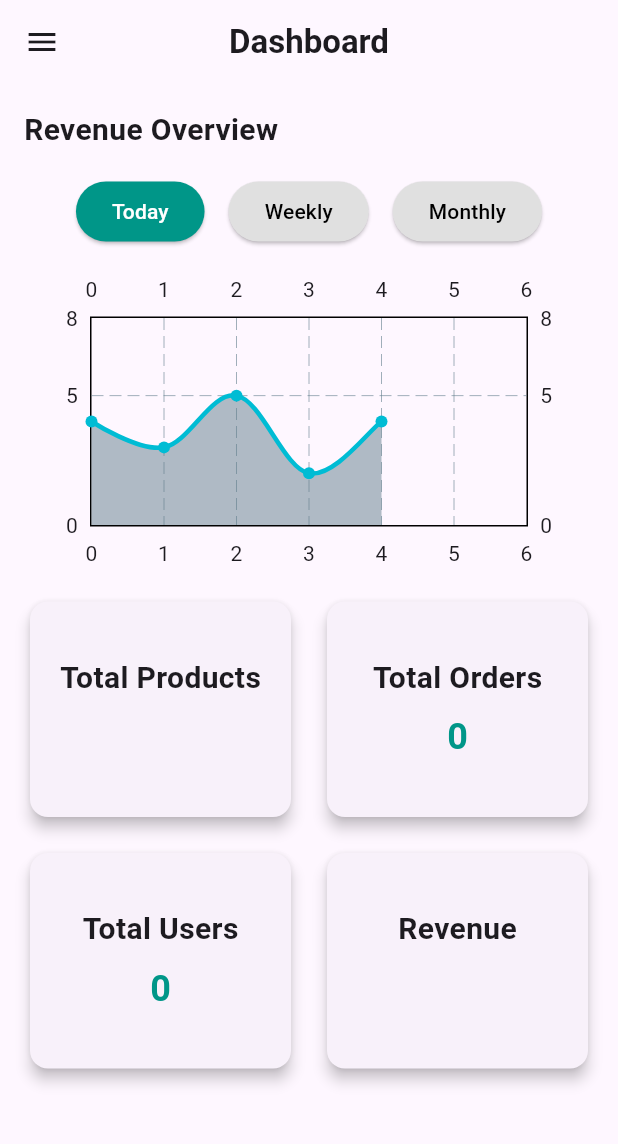
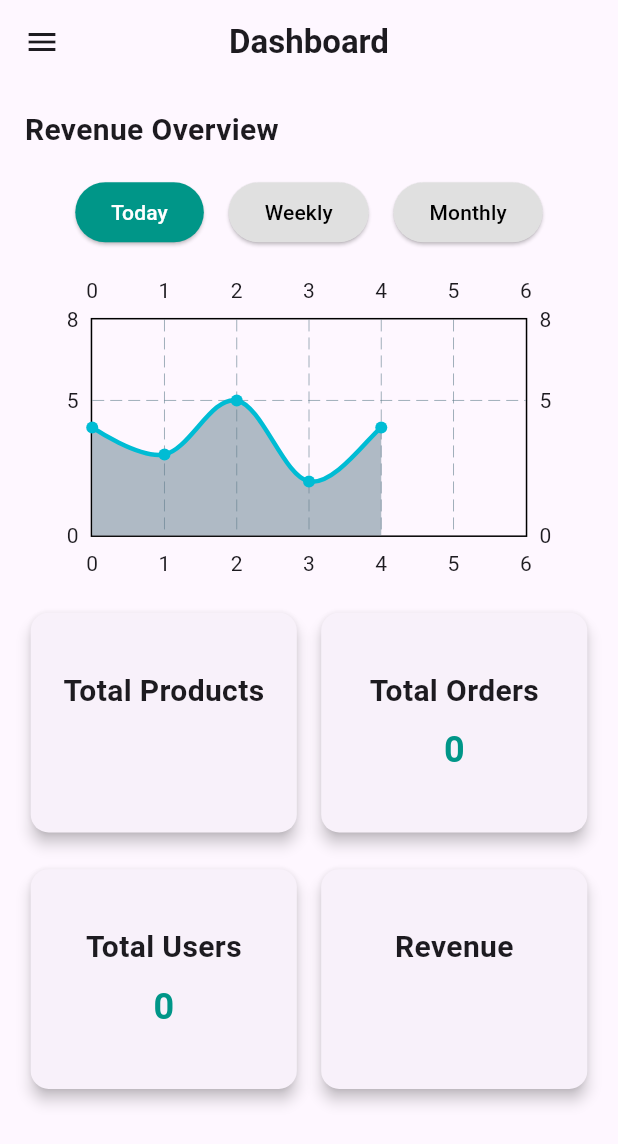
Before and after one commit to melvincherian/admin_sidepetspot, a Flutter app: the AdminDashboard screen opened directly, on a phone screen of 412 x 824 dp. Shown: the top 1144 px of the screen. Run offline on Flutter 3.47's test engine with Material 3 defaults, Android fonts, the phone set to English and light mode, and no system bars; drawn by our look-alikes of fl_chart; our stand-ins replace bloc, cloud_firestore, firebase_core, flutter_bloc, image_picker; accounts and stored records are empty.

Commit message:
final commit

```diff
--- a/lib/presentation/screens/admin_dashboard.dart
+++ b/lib/presentation/screens/admin_dashboard.dart
@@ -63,6 +63,8 @@ class _AdminDashboardState extends State<AdminDashboard> {
 
   @override
   Widget build(BuildContext context) {
+    final size = MediaQuery.of(context).size;
+    final isLargeScreen = size.width > 600;
     return Scaffold(
       appBar: AppBar(
         title: const Text(
@@ -75,12 +77,11 @@ class _AdminDashboardState extends State<AdminDashboard> {
         child: ListView(
           padding: EdgeInsets.zero,
           children: <Widget>[
-            const DrawerHeader(
+            DrawerHeader(
               decoration: BoxDecoration(color: Colors.teal),
-              child: Text(
-                'Admin menu',
-                style: TextStyle(color: Colors.white, fontSize: 24),
-              ),
+              child: Text('Admin menu',
+                  style: TextStyle(
+                      color: Colors.white, fontSize: isLargeScreen ? 28 : 24)),
             ),
             ListTile(
               leading: const Icon(Icons.dashboard),
@@ -157,27 +158,26 @@ class _AdminDashboardState extends State<AdminDashboard> {
               final userCount = userSnapshot.data?.docs.length ?? 0;
 
               return Padding(
-                padding: const EdgeInsets.all(16),
+                padding: EdgeInsets.all(size.width * 0.04),
                 child: Column(
                   crossAxisAlignment: CrossAxisAlignment.stretch,
                   children: [
-                    const Text(
+                    Text(
                       'Revenue Overview',
-                      style:
-                          TextStyle(fontSize: 20, fontWeight: FontWeight.bold),
+                      style: TextStyle(
+                          fontSize: isLargeScreen ? 24 : 20,
+                          fontWeight: FontWeight.bold),
                     ),
                     const SizedBox(height: 16),
                     Row(
                       mainAxisAlignment: MainAxisAlignment.center,
-                      children: [
-                        _buildViewButton('Today'),
-                        _buildViewButton('Weekly'),
-                        _buildViewButton('Monthly'),
-                      ],
+                     children: ['Today', 'Weekly', 'Monthly']
+                  .map((view) => _buildViewButton(view, size))
+                  .toList(),
                     ),
-                    const SizedBox(height: 16),
+                    SizedBox(height: size.height * 0.02),
                     SizedBox(
-                      height: 200,
+                      height: size.height * 0.25,
                       child: LineChart(
                         LineChartData(
                           gridData: const FlGridData(show: true),
@@ -203,14 +203,13 @@ class _AdminDashboardState extends State<AdminDashboard> {
                         ),
                       ),
                     ),
-                    const SizedBox(height: 16),
+                    SizedBox(height: size.height * 0.02),
                     Expanded(
                       child: GridView.builder(
-                        gridDelegate:
-                            const SliverGridDelegateWithFixedCrossAxisCount(
-                          crossAxisCount: 2,
-                          mainAxisSpacing: 16,
-                          crossAxisSpacing: 16,
+                        gridDelegate: SliverGridDelegateWithFixedCrossAxisCount(
+                          crossAxisCount: isLargeScreen ? 4 : 2,
+                          mainAxisSpacing: size.height * 0.02,
+                          crossAxisSpacing: size.width * 0.02,
                           childAspectRatio: 1.2,
                         ),
                         itemCount: cardTitles.length,
@@ -237,9 +236,9 @@ class _AdminDashboardState extends State<AdminDashboard> {
     );
   }
 
-  Widget _buildViewButton(String view) {
+  Widget _buildViewButton(String view,Size size) {
     return Padding(
-      padding: const EdgeInsets.symmetric(horizontal: 8),
+      padding: EdgeInsets.symmetric(horizontal: size.width * 0.02),
       child: ElevatedButton(
         onPressed: () {
           setState(() {
--- a/lib/services/image_store.dart
+++ b/lib/services/image_store.dart
@@ -7,7 +7,7 @@ import 'package:http/http.dart' as http;
 
 class CloudinaryService {
   static const String cloudName = 'do9dkxsc0';
-  static const String uploadPreset = 'qxl49pfm'; // Optional, if configured in Cloudinary
+  static const String uploadPreset = 'qxl49pfm';
   static const String apiKey = '716346215499246';
   static const String apiSecret = '-SKpyiXJuNtwqxvOidQf7eLAvms';
 
--- a/pubspec.yaml
+++ b/pubspec.yaml
@@ -51,6 +51,7 @@ dependencies:
   cloudinary_flutter: ^1.3.0
   cloudinary_url_gen: ^1.6.0
   intl: ^0.20.2
+  firebase_core_web: ^2.20.0
 
 
 dev_dependencies:
```
Also changed, not shown: lib/main.dart (+17 -21 lines), lib/presentation/screens/edit_food.dart (+0 -7 lines), lib/presentation/screens/productmanagement/product_view.dart (+11 -6 lines), firebase.json, pubspec.lock, 4 other files.
